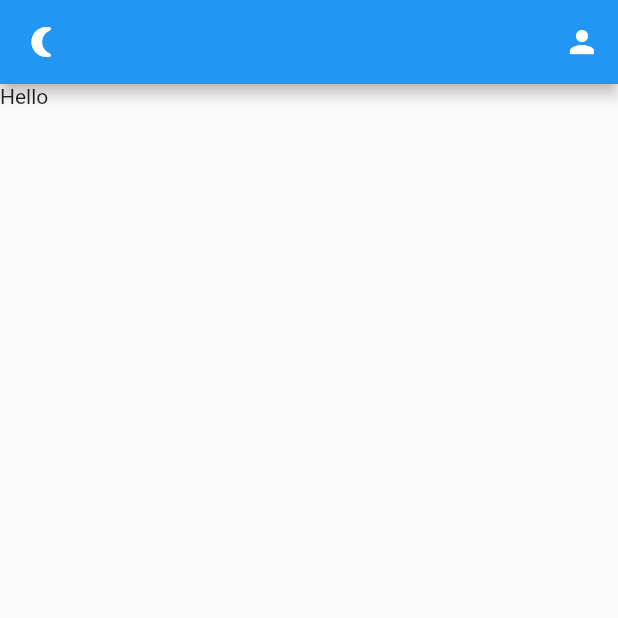
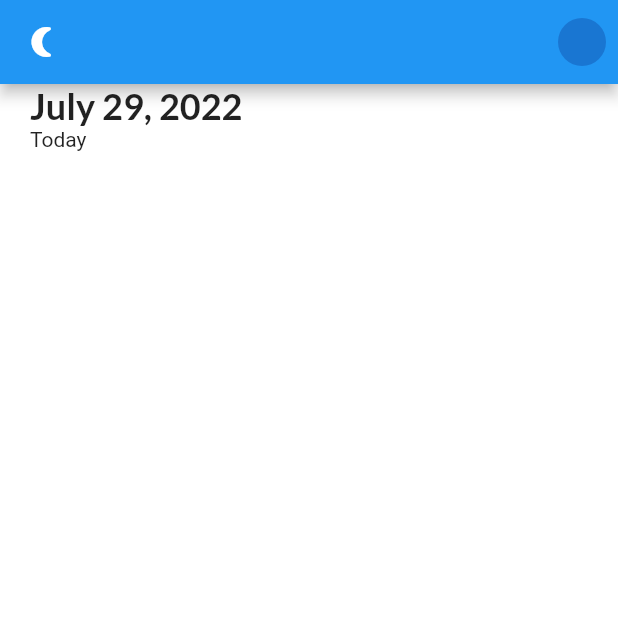
Before and after one commit to ZainNaqvi/Birthday-reminder-sqflite, a Flutter app: the screen it shows after launch, after a tap on the "nightlight round" icon, on a phone screen of 412 x 824 dp, the top half of it. Run offline on Flutter 3.47's test engine with Material 2 defaults, Android fonts, the phone set to English and light mode, and no system bars; our stand-ins replace flutter_local_notifications, get, get_storage, google_fonts, timezone.

Commit message:
added ui to project

```diff
--- a/lib/services/notification_services.dart
+++ b/lib/services/notification_services.dart
@@ -1,6 +1,8 @@
 import 'package:flutter/cupertino.dart';
 import 'package:flutter_local_notifications/flutter_local_notifications.dart';
 import 'package:get/get.dart';
+import 'package:timezone/data/latest.dart' as tz;
+import 'package:timezone/timezone.dart' as tz;
 
 class NotificationServices {
   FlutterLocalNotificationsPlugin flutterLocalNotificationsPlugin =
@@ -16,8 +18,9 @@ class NotificationServices {
             onDidReceiveLocalNotification: onDidReceiveLocalNotification);
 
     final AndroidInitializationSettings androidInitializationSettingsIOS =
-        AndroidInitializationSettings('appicon');
-
+        AndroidInitializationSettings('mipmap/ic_launcher');
+    // var initializationSettingsAndroid =
+    //     AndroidInitializationSettings('mipmap/ic_launcher');
     final InitializationSettings initializationSettings =
         InitializationSettings(
       iOS: initializationSettingsIOS,
@@ -45,7 +48,21 @@ class NotificationServices {
       payload: 'Default_Sound',
     );
   }
-
+  scheduledNotification() async {
+    await flutterLocalNotificationsPlugin.zonedSchedule(
+        0,
+        'scheduled title',
+        'theme changes 5 seconds ago',
+        tz.TZDateTime.now(tz.local).add(const Duration(seconds: 5)),
+        const NotificationDetails(
+            android: AndroidNotificationDetails(
+          'your channel id',
+          'your channel name',
+        )),
+        androidAllowWhileIdle: true,
+        uiLocalNotificationDateInterpretation:
+            UILocalNotificationDateInterpretation.absoluteTime);
+  }
   void requestIOSPermissions() {
     flutterLocalNotificationsPlugin
         .resolvePlatformSpecificImplementation<
--- a/lib/themes.dart
+++ b/lib/themes.dart
@@ -1,15 +1,28 @@
 import 'package:example_todo_sqflite/ui/constants.dart';
 import 'package:flutter/material.dart';
+import 'package:google_fonts/google_fonts.dart';
 
 class Themes {
   // light theme
   static final light = ThemeData(
+    backgroundColor: Colors.white,
     primaryColor: primaryClr,
     brightness: Brightness.light,
   );
   // dark theme
   static final dark = ThemeData(
+    backgroundColor: darkgreyClr,
     primaryColor: darkgreyClr,
     brightness: Brightness.dark,
   );
 }
+
+
+TextStyle get subHeadingStyle {
+  return (GoogleFonts.lato(
+    textStyle: TextStyle(
+      fontSize: 24,
+      fontWeight: FontWeight.bold,
+    ),
+  ));
+}
--- a/lib/ui/home_page.dart
+++ b/lib/ui/home_page.dart
@@ -1,6 +1,10 @@
+
+
 import 'package:example_todo_sqflite/services/theme_services.dart';
+import 'package:example_todo_sqflite/themes.dart';
 import 'package:flutter/material.dart';
 import 'package:get/get.dart';
+import 'package:intl/intl.dart';
 
 import '../services/notification_services.dart';
 
@@ -16,6 +20,7 @@ class _HomePageState extends State<HomePage> {
   @override
   void initState() {
     notifyHelper = NotificationServices();
+    // notifyHelper.selectNotification('payload');
     notifyHelper.initializeNotification();
     notifyHelper.requestIOSPermissions();
     // TODO: implement initState
@@ -25,8 +30,33 @@ class _HomePageState extends State<HomePage> {
   @override
   Widget build(BuildContext context) {
     return Scaffold(
+      backgroundColor: Theme.of(context).backgroundColor,
       appBar: _appBar(),
-      body: Text("Hello"),
+      body: Container(
+        child: Column(
+          children: [
+            Row(
+              children: [
+                Container(
+                  margin: EdgeInsets.symmetric(horizontal: 20),
+                  child: Column(
+                    crossAxisAlignment: CrossAxisAlignment.start,
+                    children: [
+                      Text(
+                        DateFormat.yMMMMd().format(
+                          DateTime.now(),
+                        ),
+                        style: subHeadingStyle,
+                      ),
+                      Text("Today"),
+                    ],
+                  ),
+                ),
+              ],
+            ),
+          ],
+        ),
+      ),
     );
   }
 
@@ -36,20 +66,24 @@ class _HomePageState extends State<HomePage> {
         onPressed: () {
           ThemeServices().updateTheme();
           notifyHelper.displayNotification(
-            title: "title",
+            title: "Message",
             body: Get.isDarkMode
-                ? "Activated Dark Theme"
-                : "Activated Light Theme.",
+                ? "Activated Light Theme."
+                : "Activated Dark Theme",
           );
+
+          notifyHelper.scheduledNotification();
         },
-        icon: Icon(Icons.nightlight_round),
+        icon: Icon(
+          Get.isDarkMode ? Icons.wb_sunny_rounded : Icons.nightlight_round,
+        ),
       ),
       actions: [
         IconButton(
           onPressed: () {
             ThemeServices().updateTheme();
           },
-          icon: Icon(Icons.person),
+          icon: CircleAvatar(),
         ),
       ],
     );
--- a/pubspec.yaml
+++ b/pubspec.yaml
@@ -36,9 +36,12 @@ dependencies:
   cupertino_icons: ^1.0.2
   path_provider: ^2.0.11
   sqflite: ^2.0.3
+  intl:
+  google_fonts:
   get:
   get_storage:
   flutter_local_notifications: ^9.7.0
+  flutter_screenutil: ^5.5.3+2
 
 dev_dependencies:
   flutter_test:
```
Also changed, not shown: pubspec.lock.
